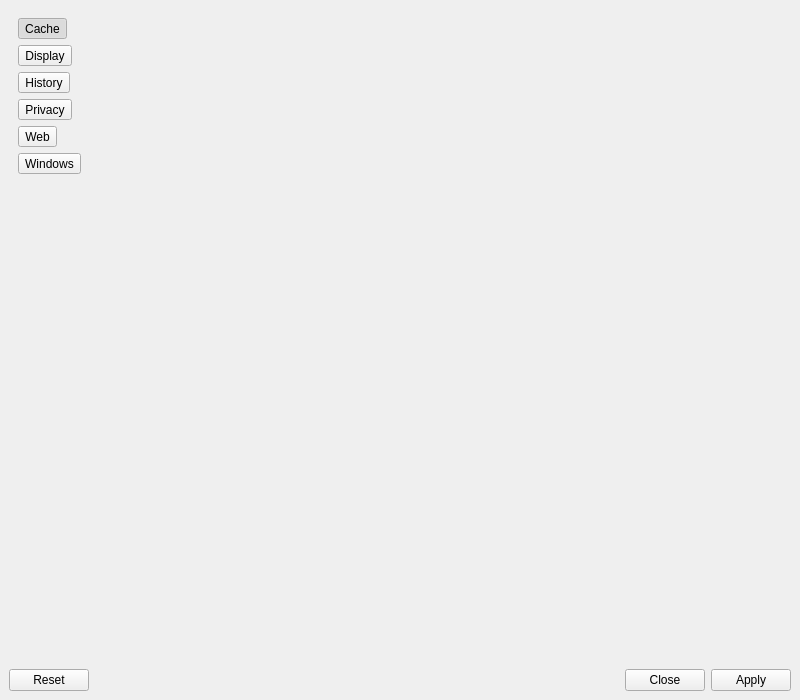
Old version of the form 2.x/UI/dooble_settings.ui in the repository textbrowser/dooble.
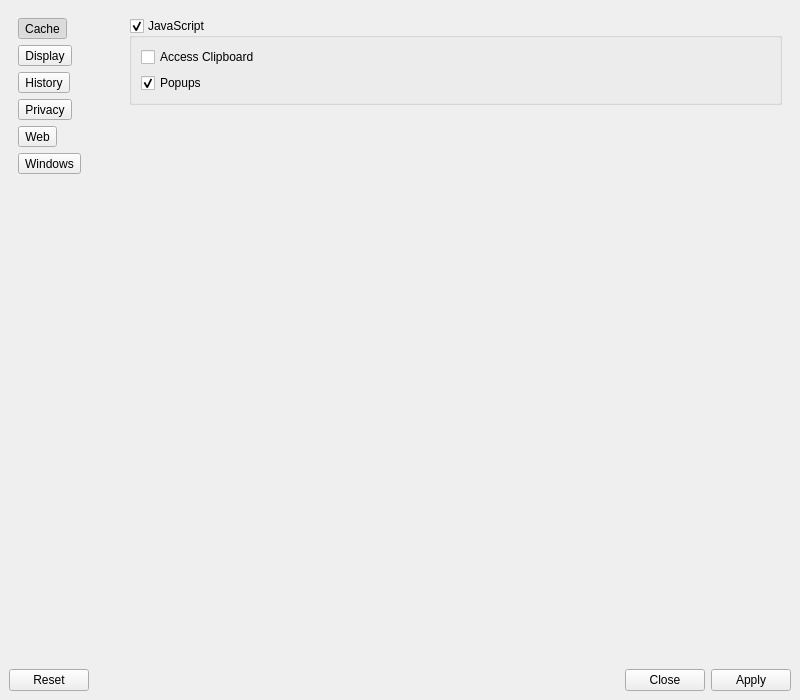
New version of the form. The open tabs and pages were chosen to show the change. Icons and pictures are not drawn.

Commit message: JavaScript widgets.

```diff
--- a/2.x/UI/dooble_settings.ui
+++ b/2.x/UI/dooble_settings.ui
@@ -822,7 +822,52 @@
           </item>
          </layout>
         </widget>
-        <widget class="QWidget" name="web_page"/>
+        <widget class="QWidget" name="web_page">
+         <layout class="QVBoxLayout" name="verticalLayout_10">
+          <item>
+           <widget class="QGroupBox" name="javascript">
+            <property name="title">
+             <string>JavaScript</string>
+            </property>
+            <property name="checkable">
+             <bool>true</bool>
+            </property>
+            <layout class="QVBoxLayout" name="verticalLayout_11">
+             <item>
+              <widget class="QCheckBox" name="javascript_access_clipboard">
+               <property name="text">
+                <string>Access Clipboard</string>
+               </property>
+              </widget>
+             </item>
+             <item>
+              <widget class="QCheckBox" name="javascript_popups">
+               <property name="text">
+                <string>Popups</string>
+               </property>
+               <property name="checked">
+                <bool>true</bool>
+               </property>
+              </widget>
+             </item>
+            </layout>
+           </widget>
+          </item>
+          <item>
+           <spacer name="verticalSpacer_6">
+            <property name="orientation">
+             <enum>Qt::Vertical</enum>
+            </property>
+            <property name="sizeHint" stdset="0">
+             <size>
+              <width>20</width>
+              <height>599</height>
+             </size>
+            </property>
+           </spacer>
+          </item>
+         </layout>
+        </widget>
         <widget class="QWidget" name="windows_page">
          <layout class="QVBoxLayout" name="verticalLayout_5">
           <item>
```
Left out of the diff: 3 changed lines with no effect on the pictures.
